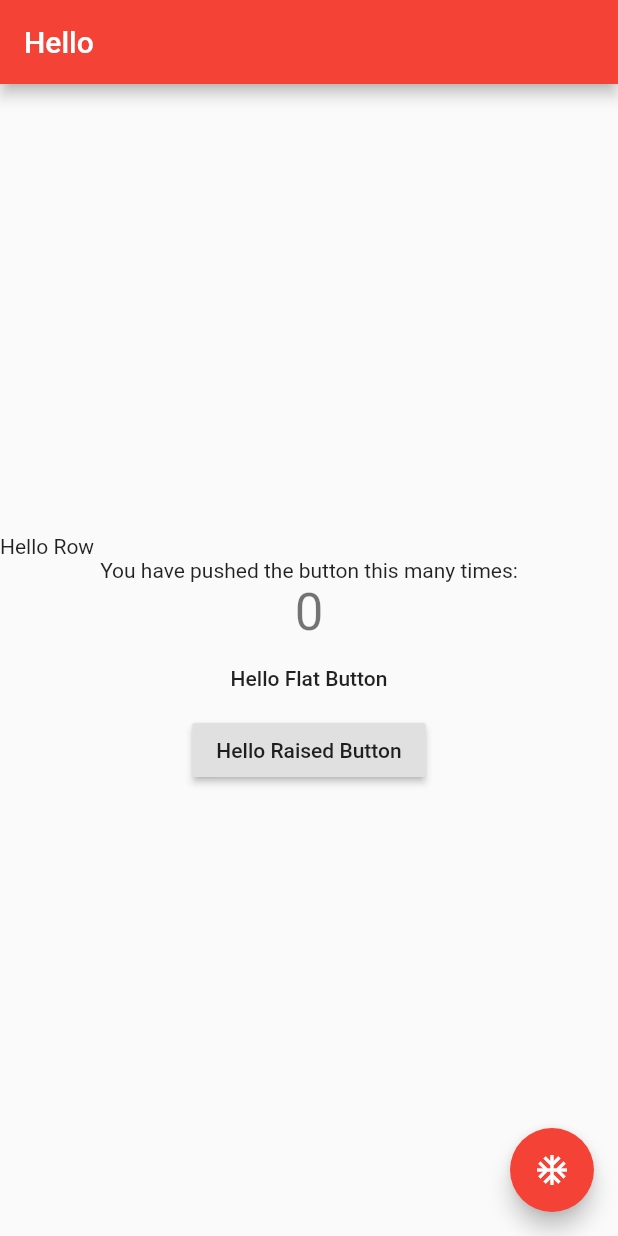
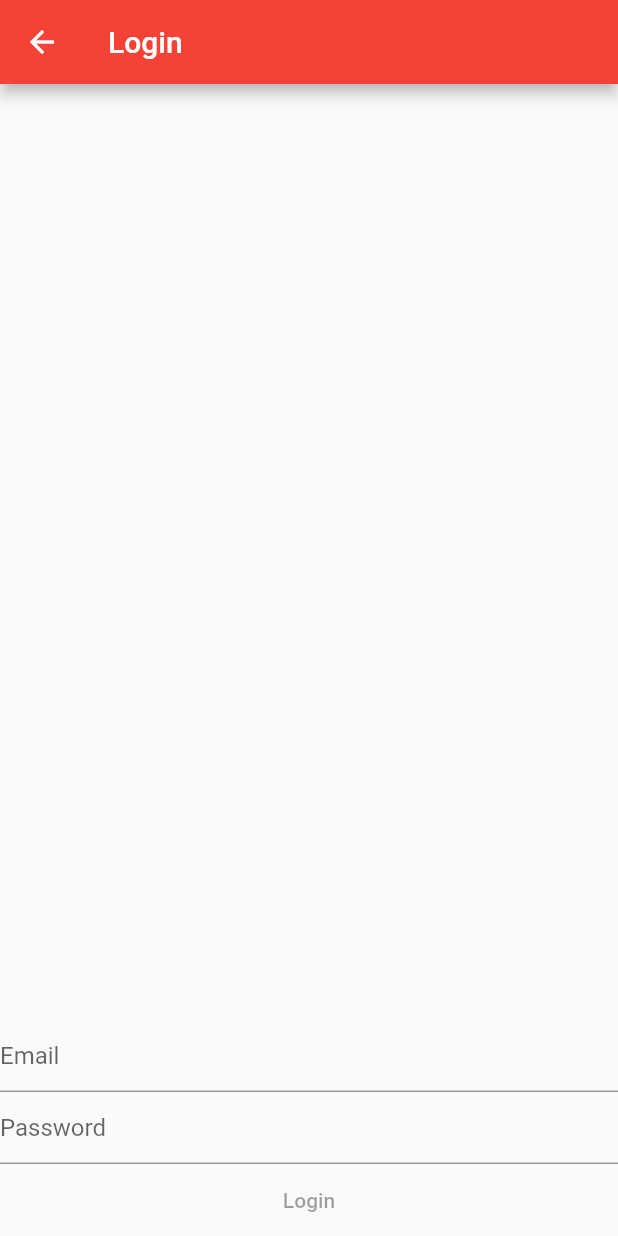
Before and after one commit to aqsazaheer/MyFirstFlutterApp, a Flutter app: the screen it shows after launch, after a tap on "Hello Flat Button", on a phone screen of 412 x 824 dp. Run offline on Flutter 3.47's test engine with Material 2 defaults, Android fonts, the phone set to English and light mode, and no system bars.

Commit message:
LoginScreen created

```diff
--- /dev/null
+++ b/lib/LoginScreen.dart
@@ -0,0 +1,45 @@
+import 'package:flutter/material.dart';
+
+class LoginScreen extends StatefulWidget {
+  @override
+  _LoginScreenState createState() => _LoginScreenState();
+}
+
+class _LoginScreenState extends State<LoginScreen>
+    with SingleTickerProviderStateMixin {
+  AnimationController _controller;
+
+  @override
+  void initState() {
+    _controller = AnimationController(vsync: this);
+    super.initState();
+  }
+
+  @override
+  void dispose() {
+    _controller.dispose();
+    super.dispose();
+  }
+
+  @override
+  Widget build(BuildContext context) {
+    return Scaffold(
+      appBar: AppBar(
+        title: Text("Login"),
+      ),
+      body: Center(
+          child: Column(
+        mainAxisAlignment: MainAxisAlignment.end,
+        children: [
+          TextField(
+            decoration: InputDecoration(hintText: 'Email'),
+          ),
+          TextField(
+            decoration: InputDecoration(hintText: 'Password'),
+          ),
+          FlatButton(onPressed: null, child: Text("Login"))
+        ],
+      )),
+    );
+  }
+}
--- a/lib/main.dart
+++ b/lib/main.dart
@@ -1,6 +1,8 @@
 import 'dart:ui';
 
 import 'package:flutter/material.dart';
+
+import 'LoginScreen.dart';
 
 void main() {
   runApp(MyApp());
@@ -53,6 +55,9 @@ class MyHomePage extends StatefulWidget {
 
 class _MyHomePageState extends State<MyHomePage> {
   int _counter = 0;
+  bool activeFlatButtonColor = true;
+  bool activeRaisedButtonColor = true;
+  bool activeAqsaButtonColor = true;
 
   void _incrementCounter() {
     setState(() {
@@ -65,12 +70,35 @@ class _MyHomePageState extends State<MyHomePage> {
     });
   }
 
-  void testFunction() {
-    // function for flat button click working
+  void changeFlatButtonColor() {
+    setState(() {
+      activeFlatButtonColor = !activeFlatButtonColor;
+    });
+    Navigator.push(
+        context, MaterialPageRoute(builder: (context) => LoginScreen()));
+    // if (activeFlatButtonColor == true) {
+    //   activeFlatButtonColor = true;
+    // } else {
+    //   activeFlatButtonColor = true;
+    // }
   }
 
-  void callFunction() {
-    // new function for raised button
+  void changeRaisedButtonColor() {
+    setState(() {
+      activeRaisedButtonColor = !activeRaisedButtonColor;
+    });
+    // if (activeRaisedButtonColor == true) {
+    //  activeRaisedButtonColor = true;
+    // } else {
+    //   activeRaisedButtonColor = true;
+    // }
+    // }
+  }
+
+  void changeAqsaButtonColor() {
+    setState(() {
+      activeAqsaButtonColor = !activeAqsaButtonColor;
+    });
   }
 
   @override
@@ -115,11 +143,30 @@ class _MyHomePageState extends State<MyHomePage> {
             ),
             Text(
               '$_counter',
-              style: Theme.of(context).textTheme.headline4,
+              style: Theme
+                  .of(context)
+                  .textTheme
+                  .headline4,
             ),
-            FlatButton(onPressed: testFunction, child: Text('Hello Flat Button')),
+            FlatButton(
+              onPressed: changeFlatButtonColor,
+              child: Text('Hello Flat Button'),
+              color: activeFlatButtonColor ? Colors.red : Colors.blue,
+            ),
             RaisedButton(
-                onPressed: callFunction, child: Text('Hello Raised Button')),
+              onPressed: changeRaisedButtonColor,
+              child: Text('Hello Raised Button'),
+              color: activeRaisedButtonColor ? Colors.blue : Colors.red,
+            ),
+            Text(
+              "AQSA ZAHEER",
+              style: TextStyle(
+                  color: activeFlatButtonColor ? Colors.green : Colors.blue),
+            ),
+            FlatButton(
+              onPressed: changeFlatButtonColor,
+              child: Text("Change Color"),
+            )
           ],
         ),
       ),
```
